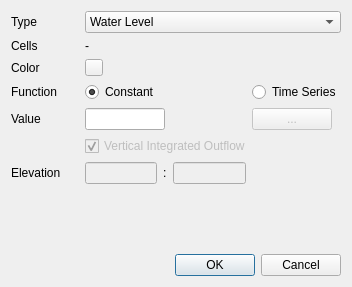
Qt form src/ui/boundary_condition_dialog.ui (IPH-ECO/iph-eco-gui) before a commit.
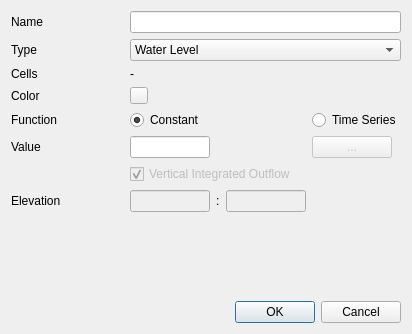
The same form after that commit.

Commit message: Water quality boundary conditions -- initial implementation

Patch:
```diff
--- a/src/ui/boundary_condition_dialog.ui
+++ b/src/ui/boundary_condition_dialog.ui
@@ -6,68 +6,61 @@
    <rect>
     <x>0</x>
     <y>0</y>
-    <width>352</width>
-    <height>287</height>
+    <width>412</width>
+    <height>334</height>
    </rect>
   </property>
   <property name="minimumSize">
    <size>
-    <width>352</width>
-    <height>287</height>
+    <width>412</width>
+    <height>334</height>
    </size>
   </property>
   <property name="maximumSize">
    <size>
-    <width>352</width>
-    <height>287</height>
+    <width>412</width>
+    <height>334</height>
    </size>
   </property>
   <property name="windowTitle">
    <string>Boundary Condition</string>
   </property>
   <layout class="QGridLayout" name="gridLayout">
-   <item row="1" column="0">
-    <widget class="QLabel" name="lblElementLabel">
+   <item row="3" column="0">
+    <widget class="QLabel" name="label">
      <property name="text">
-      <string>Cells</string>
+      <string>Color</string>
+     </property>
+    </widget>
+   </item>
+   <item row="3" column="4">
+    <widget class="QToolButton" name="btnCellColor">
+     <property name="text">
+      <string/>
+     </property>
+     <property name="iconSize">
+      <size>
+       <width>10</width>
+       <height>10</height>
+      </size>
      </property>
     </widget>
    </item>
    <item row="8" column="0">
-    <spacer name="verticalSpacer">
-     <property name="orientation">
-      <enum>Qt::Vertical</enum>
-     </property>
-     <property name="sizeHint" stdset="0">
-      <size>
-       <width>20</width>
-       <height>40</height>
-      </size>
-     </property>
-    </spacer>
-   </item>
-   <item row="7" column="0">
     <widget class="QLabel" name="label_2">
      <property name="text">
       <string>Elevation</string>
      </property>
     </widget>
    </item>
-   <item row="0" column="0">
+   <item row="1" column="0">
     <widget class="QLabel" name="label_3">
      <property name="text">
       <string>Type</string>
      </property>
     </widget>
    </item>
-   <item row="2" column="0">
-    <widget class="QLabel" name="label">
-     <property name="text">
-      <string>Color</string>
-     </property>
-    </widget>
-   </item>
-   <item row="3" column="4">
+   <item row="4" column="4">
     <widget class="QRadioButton" name="rdoConstant">
      <property name="text">
       <string>Constant</string>
@@ -80,43 +73,7 @@
      </attribute>
     </widget>
    </item>
-   <item row="10" column="0" colspan="6">
-    <widget class="QDialogButtonBox" name="buttonBox">
-     <property name="orientation">
-      <enum>Qt::Horizontal</enum>
-     </property>
-     <property name="standardButtons">
-      <set>QDialogButtonBox::Cancel|QDialogButtonBox::Ok</set>
-     </property>
-    </widget>
-   </item>
-   <item row="3" column="5">
-    <widget class="QRadioButton" name="rdoTimeSeries">
-     <property name="text">
-      <string>Time Series</string>
-     </property>
-     <attribute name="buttonGroup">
-      <string notr="true">buttonGroup_2</string>
-     </attribute>
-    </widget>
-   </item>
-   <item row="4" column="5">
-    <widget class="QPushButton" name="btnTimeSeries">
-     <property name="enabled">
-      <bool>false</bool>
-     </property>
-     <property name="sizePolicy">
-      <sizepolicy hsizetype="Fixed" vsizetype="Fixed">
-       <horstretch>0</horstretch>
-       <verstretch>0</verstretch>
-      </sizepolicy>
-     </property>
-     <property name="text">
-      <string>...</string>
-     </property>
-    </widget>
-   </item>
-   <item row="4" column="4">
+   <item row="5" column="4">
     <widget class="QLineEdit" name="edtConstant">
      <property name="sizePolicy">
       <sizepolicy hsizetype="Fixed" vsizetype="Fixed">
@@ -132,60 +89,17 @@
      </property>
     </widget>
    </item>
-   <item row="4" column="0">
-    <widget class="QLabel" name="lblConstant">
+   <item row="4" column="5">
+    <widget class="QRadioButton" name="rdoTimeSeries">
      <property name="text">
-      <string>Value</string>
+      <string>Time Series</string>
      </property>
-    </widget>
-   </item>
-   <item row="6" column="4" colspan="2">
-    <widget class="QCheckBox" name="chkVIO">
-     <property name="enabled">
-      <bool>false</bool>
-     </property>
-     <property name="text">
-      <string>Vertical Integrated Outflow</string>
-     </property>
-     <property name="checked">
-      <bool>true</bool>
-     </property>
-    </widget>
-   </item>
-   <item row="3" column="0">
-    <widget class="QLabel" name="label_6">
-     <property name="text">
-      <string>Function</string>
-     </property>
+     <attribute name="buttonGroup">
+      <string notr="true">buttonGroup_2</string>
+     </attribute>
     </widget>
    </item>
    <item row="1" column="4" colspan="2">
-    <widget class="QLabel" name="lblElementIds">
-     <property name="sizePolicy">
-      <sizepolicy hsizetype="Fixed" vsizetype="Preferred">
-       <horstretch>0</horstretch>
-       <verstretch>0</verstretch>
-      </sizepolicy>
-     </property>
-     <property name="text">
-      <string>-</string>
-     </property>
-    </widget>
-   </item>
-   <item row="2" column="4">
-    <widget class="QToolButton" name="btnCellColor">
-     <property name="text">
-      <string/>
-     </property>
-     <property name="iconSize">
-      <size>
-       <width>10</width>
-       <height>10</height>
-      </size>
-     </property>
-    </widget>
-   </item>
-   <item row="0" column="4" colspan="2">
     <widget class="QComboBox" name="cbxType">
      <property name="currentIndex">
       <number>0</number>
@@ -207,7 +121,80 @@
      </item>
     </widget>
    </item>
-   <item row="7" column="4">
+   <item row="7" column="4" colspan="2">
+    <widget class="QCheckBox" name="chkVIO">
+     <property name="enabled">
+      <bool>false</bool>
+     </property>
+     <property name="text">
+      <string>Vertical Integrated Outflow</string>
+     </property>
+     <property name="checked">
+      <bool>true</bool>
+     </property>
+    </widget>
+   </item>
+   <item row="4" column="0">
+    <widget class="QLabel" name="label_6">
+     <property name="text">
+      <string>Function</string>
+     </property>
+    </widget>
+   </item>
+   <item row="2" column="4" colspan="2">
+    <widget class="QLabel" name="lblElementIds">
+     <property name="sizePolicy">
+      <sizepolicy hsizetype="Fixed" vsizetype="Preferred">
+       <horstretch>0</horstretch>
+       <verstretch>0</verstretch>
+      </sizepolicy>
+     </property>
+     <property name="text">
+      <string>-</string>
+     </property>
+    </widget>
+   </item>
+   <item row="5" column="5">
+    <widget class="QPushButton" name="btnTimeSeries">
+     <property name="enabled">
+      <bool>false</bool>
+     </property>
+     <property name="sizePolicy">
+      <sizepolicy hsizetype="Fixed" vsizetype="Fixed">
+       <horstretch>0</horstretch>
+       <verstretch>0</verstretch>
+      </sizepolicy>
+     </property>
+     <property name="text">
+      <string>...</string>
+     </property>
+    </widget>
+   </item>
+   <item row="2" column="0">
+    <widget class="QLabel" name="lblElementLabel">
+     <property name="text">
+      <string>Cells</string>
+     </property>
+    </widget>
+   </item>
+   <item row="5" column="0">
+    <widget class="QLabel" name="lblConstant">
+     <property name="text">
+      <string>Value</string>
+     </property>
+    </widget>
+   </item>
+   <item row="11" column="0" colspan="6">
+    <widget class="QDialogButtonBox" name="buttonBox">
+     <property name="orientation">
+      <enum>Qt::Horizontal</enum>
+     </property>
+     <property name="standardButtons">
+      <set>QDialogButtonBox::Cancel|QDialogButtonBox::Ok</set>
+     </property>
+    </widget>
+   </item>
+   <item row="8" column="4">
     <layout class="QHBoxLayout" name="horizontalLayout">
      <item>
       <widget class="QLineEdit" name="edtMinimumElevation">
@@ -268,6 +255,29 @@
      </item>
     </layout>
    </item>
+   <item row="0" column="4" colspan="2">
+    <widget class="QLineEdit" name="edtName"/>
+   </item>
+   <item row="0" column="0">
+    <widget class="QLabel" name="label_5">
+     <property name="text">
+      <string>Name</string>
+     </property>
+    </widget>
+   </item>
+   <item row="9" column="0">
+    <spacer name="verticalSpacer">
+     <property name="orientation">
+      <enum>Qt::Vertical</enum>
+     </property>
+     <property name="sizeHint" stdset="0">
+      <size>
+       <width>20</width>
+       <height>40</height>
+      </size>
+     </property>
+    </spacer>
+   </item>
   </layout>
  </widget>
  <resources>
```
Left out of the diff: 12 changed lines with no effect on the pictures. The commit also changes 20 other files.
